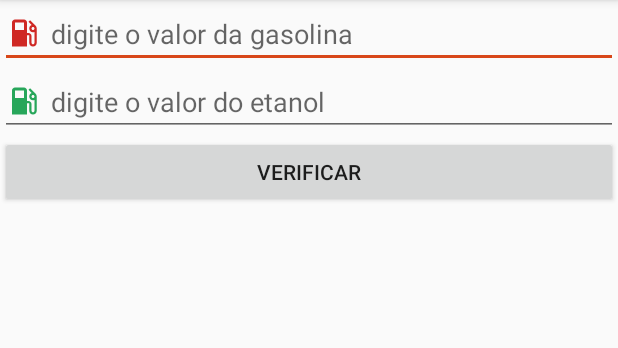
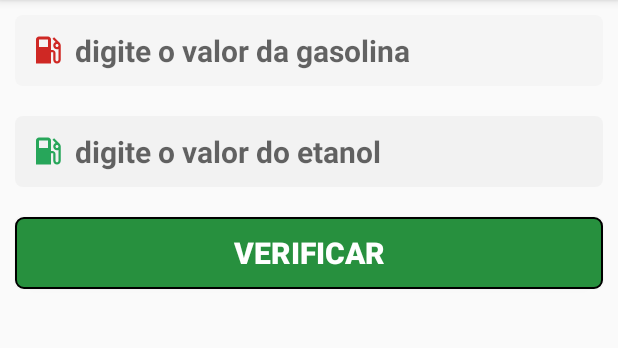
Before and after one commit to cstavarengo/Fuel, an Android app: the screen it shows after launch (MainActivity), on a phone screen of 412 x 824 dp, the part 84-432 px from its top. Run offline under Robolectric (Android 15) with nearby library versions, the phone set to English and light mode, and no system bars.

Commit message:
alterações no layout principal

```diff
--- /dev/null
+++ b/app/src/main/res/drawable/button_custom.xml
@@ -0,0 +1,20 @@
+<?xml version="1.0" encoding="utf-8"?>
+<selector xmlns:android="http://schemas.android.com/apk/res/android">
+
+    <item android:state_pressed="false">
+        <shape android:shape="rectangle" >
+            <corners android:radius="5dp"/>
+            <solid android:color="@color/colorPrimaryDark" />
+            <stroke android:color="@android:color/black" android:width="1dp"/>
+        </shape>
+    </item>
+
+    <item android:state_pressed="true" >
+        <shape android:shape="rectangle">
+            <corners android:radius="5dp"/>
+            <solid android:color="@color/colorPrimary" />
+            <stroke android:color="@android:color/black" android:width="1dp"/>
+        </shape>
+    </item>
+
+</selector>
--- /dev/null
+++ b/app/src/main/res/drawable/edit_view_custom.xml
@@ -0,0 +1,19 @@
+<?xml version="1.0" encoding="utf-8"?>
+<selector xmlns:android="http://schemas.android.com/apk/res/android">
+
+    <item android:state_focused="true">
+        <shape android:shape="rectangle">
+            <solid android:color="#F5F5F5"/>
+            <corners android:radius="5dp"/>
+            <stroke android:color="@color/colorPrimaryDark"/>
+        </shape>
+    </item>
+
+    <item android:state_focused="false">
+        <shape android:shape="rectangle">
+            <solid android:color="#F2F2F2"/>
+            <corners android:radius="5dp"/>
+            <stroke android:color="@color/colorPrimaryDark"/>
+        </shape>
+    </item>
+</selector>
--- a/app/src/main/res/layout/activity_main.xml
+++ b/app/src/main/res/layout/activity_main.xml
@@ -24,7 +24,7 @@
                 android:drawablePadding="6dp"
                 android:layout_width="match_parent"
                 android:layout_height="wrap_content"
-
+                style="@style/EditTextStyle"
                 android:layout_gravity="bottom"/>
 
             <EditText
@@ -35,12 +35,14 @@
                 android:drawablePadding="6dp"
                 android:layout_width="match_parent"
                 android:layout_height="wrap_content"
+                style="@style/EditTextStyle"
                 android:layout_gravity="top"/>
 
             <Button
                 android:id="@+id/buttonVerificar"
                 android:layout_width="match_parent"
                 android:layout_height="wrap_content"
+                style="@style/ButtonStyle"
                 android:text="VERIFICAR"/>
 
         </LinearLayout>
--- a/app/src/main/res/values/styles.xml
+++ b/app/src/main/res/values/styles.xml
@@ -15,4 +15,28 @@
         <item name="android:windowFullscreen">true</item>
     </style>
 
+    <style name="ButtonStyle">
+        <item name="android:textSize">20sp</item>
+        <item name="android:textStyle">bold</item>
+        <item name="android:padding">10dp</item>
+        <item name="android:layout_marginLeft">10dp</item>
+        <item name="android:layout_marginRight">10dp</item>
+        <item name="android:layout_marginTop">10dp</item>
+        <item name="android:layout_marginBottom">10dp</item>
+        <item name="android:textColor">@android:color/white</item>
+        <item name="android:background">@drawable/button_custom</item>
+    </style>
+
+    <style name="EditTextStyle">
+        <item name="android:textSize">20sp</item>
+        <item name="android:textStyle">bold</item>
+        <item name="android:padding">10dp</item>
+        <item name="android:layout_marginLeft">10dp</item>
+        <item name="android:layout_marginRight">10dp</item>
+        <item name="android:layout_marginTop">10dp</item>
+        <item name="android:layout_marginBottom">10dp</item>
+        <item name="android:textColor">#262626</item>
+        <item name="android:background">@drawable/edit_view_custom</item>
+    </style>
+
 </resources>
```
Also changed, not shown: app/src/main/java/br/com/cristiano/etanolougasolina/model/Estado.java (added, +42 -0 lines), app/src/main/res/menu/menu.xml (added, +8 -0 lines).
